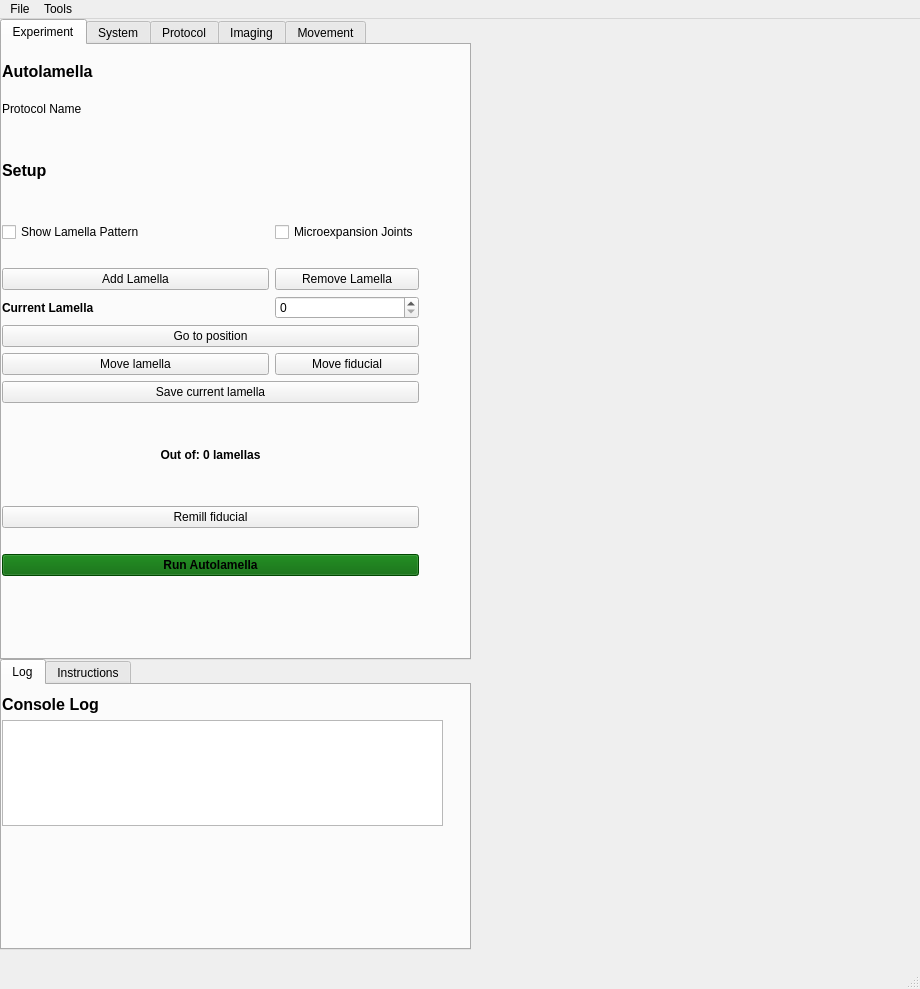
DeMarcoLab/autolamella, file autolamella/ui/UI.ui: the form before one commit.
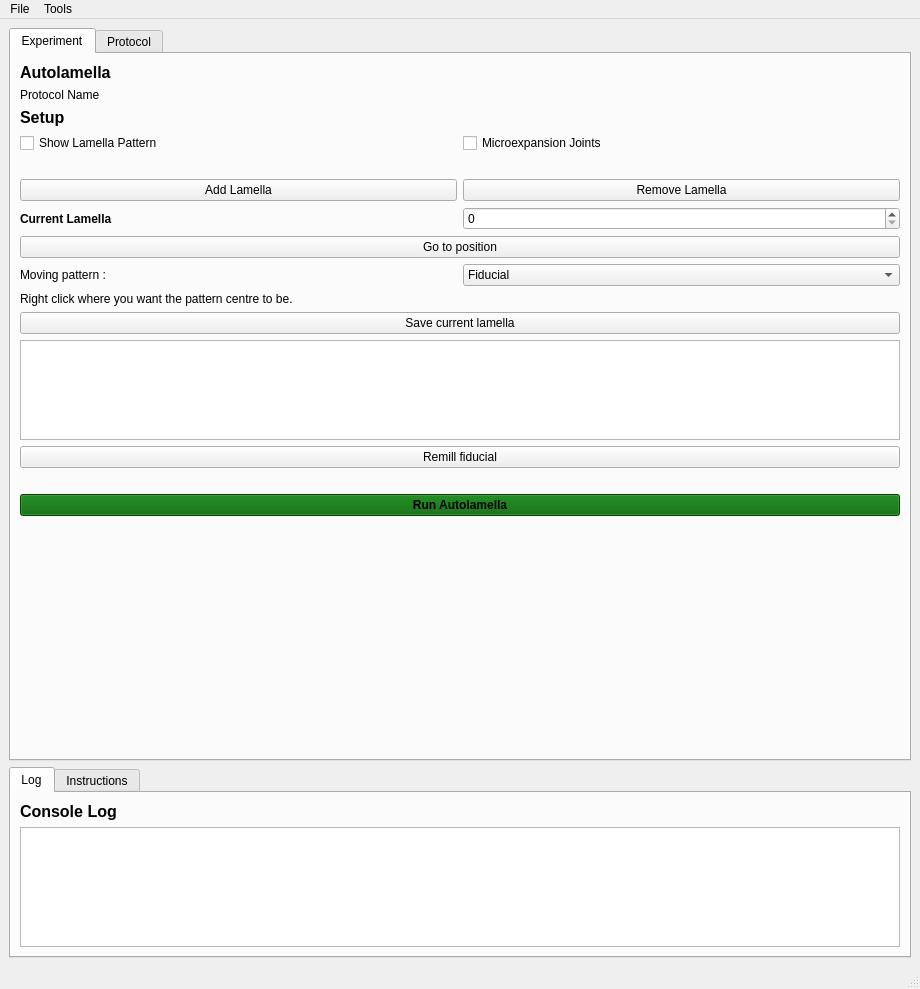
The form after the commit. The open tabs and pages were chosen to show the change.

Diff of the .ui file:
```diff
--- a/autolamella/ui/UI.ui
+++ b/autolamella/ui/UI.ui
@@ -10,6 +10,12 @@
     <height>989</height>
    </rect>
   </property>
+  <property name="baseSize">
+   <size>
+    <width>0</width>
+    <height>100</height>
+   </size>
+  </property>
   <property name="windowTitle">
    <string>MainWindow</string>
   </property>
@@ -22,16 +28,13 @@
   <property name="styleSheet">
    <string notr="true"/>
   </property>
+  <property name="documentMode">
+   <bool>false</bool>
+  </property>
   <widget class="QWidget" name="centralwidget">
+   <layout class="QFormLayout" name="formLayout_3">
+    <item row="0" column="0" colspan="2">
    <widget class="QTabWidget" name="tabWidget">
-    <property name="geometry">
-     <rect>
-      <x>0</x>
-      <y>0</y>
-      <width>471</width>
-      <height>641</height>
-     </rect>
-    </property>
     <property name="currentIndex">
      <number>1</number>
     </property>
@@ -39,67 +42,45 @@
      <attribute name="title">
       <string>Experiment</string>
      </attribute>
-     <widget class="QWidget" name="gridLayoutWidget_2">
-      <property name="geometry">
-       <rect>
-        <x>0</x>
-        <y>10</y>
-        <width>421</width>
-        <height>69</height>
-       </rect>
-      </property>
-      <layout class="QGridLayout" name="gridLayout_2">
-       <item row="1" column="0">
-        <widget class="QLabel" name="label_8">
+       <layout class="QGridLayout" name="gridLayout_3">
+        <item row="3" column="1">
+         <widget class="QCheckBox" name="microexpansionCheckBox">
+          <property name="text">
+           <string>Microexpansion Joints</string>
+          </property>
+         </widget>
+        </item>
+        <item row="9" column="0" colspan="2">
+         <widget class="QLabel" name="label_2">
          <property name="text">
-          <string>Protocol Name</string>
+           <string>Right click where you want the pattern centre to be.</string>
          </property>
         </widget>
        </item>
-       <item row="0" column="0">
-        <widget class="QLabel" name="label_11">
+        <item row="5" column="0">
+         <widget class="QPushButton" name="add_button">
+          <property name="text">
+           <string>Add Lamella</string>
+          </property>
+         </widget>
+        </item>
+        <item row="14" column="0" colspan="2">
+         <widget class="QPushButton" name="run_button">
          <property name="font">
           <font>
-           <pointsize>12</pointsize>
            <weight>75</weight>
            <bold>true</bold>
           </font>
          </property>
-         <property name="text">
-          <string>Autolamella</string>
-         </property>
-         <property name="alignment">
-          <set>Qt::AlignLeading|Qt::AlignLeft|Qt::AlignVCenter</set>
-         </property>
-        </widget>
-       </item>
-       <item row="1" column="1">
-        <widget class="QLabel" name="protocol_txt">
+          <property name="styleSheet">
+           <string notr="true">background-color: darkGreen</string>
+          </property>
          <property name="text">
-          <string/>
+           <string>Run Autolamella</string>
          </property>
         </widget>
        </item>
-      </layout>
-     </widget>
-     <widget class="QWidget" name="gridLayoutWidget">
-      <property name="geometry">
-       <rect>
-        <x>0</x>
-        <y>80</y>
-        <width>417</width>
-        <height>451</height>
-       </rect>
-      </property>
-      <layout class="QGridLayout" name="gridLayout">
-       <item row="12" column="0" colspan="2">
-        <widget class="QPushButton" name="go_to_lamella">
-         <property name="text">
-          <string>Go to position</string>
-         </property>
-        </widget>
-       </item>
-       <item row="11" column="0">
+        <item row="6" column="0">
         <widget class="QLabel" name="label_4">
          <property name="font">
           <font>
@@ -112,8 +93,21 @@
          </property>
         </widget>
        </item>
-       <item row="17" column="0">
-        <spacer name="horizontalSpacer">
+        <item row="15" column="0" colspan="2">
+         <spacer name="verticalSpacer">
+          <property name="orientation">
+           <enum>Qt::Vertical</enum>
+          </property>
+          <property name="sizeHint" stdset="0">
+           <size>
+            <width>20</width>
+            <height>40</height>
+           </size>
+          </property>
+         </spacer>
+        </item>
+        <item row="4" column="0" colspan="2">
+         <spacer name="horizontalSpacer_2">
          <property name="orientation">
           <enum>Qt::Horizontal</enum>
          </property>
@@ -125,7 +119,7 @@
          </property>
         </spacer>
        </item>
-       <item row="4" column="0">
+        <item row="3" column="0">
         <widget class="QCheckBox" name="show_lamella">
          <property name="text">
           <string>Show Lamella Pattern</string>
@@ -138,74 +132,31 @@
          </property>
         </widget>
        </item>
-       <item row="15" column="0" colspan="2">
-        <widget class="QLabel" name="lamella_count_txt">
-         <property name="font">
-          <font>
-           <weight>75</weight>
-           <bold>true</bold>
-          </font>
-         </property>
-         <property name="text">
-          <string>Out of: 0 lamellas</string>
-         </property>
-         <property name="alignment">
-          <set>Qt::AlignCenter</set>
-         </property>
-        </widget>
-       </item>
-       <item row="16" column="0" colspan="2">
+        <item row="12" column="0" colspan="2">
         <widget class="QPushButton" name="remill_fiducial">
          <property name="text">
           <string>Remill fiducial</string>
          </property>
         </widget>
        </item>
-       <item row="4" column="1">
-        <widget class="QCheckBox" name="microexpansionCheckBox">
-         <property name="text">
-          <string>Microexpansion Joints</string>
-         </property>
-        </widget>
-       </item>
-       <item row="13" column="1">
-        <widget class="QPushButton" name="move_fiducial_button">
-         <property name="text">
-          <string>Move fiducial</string>
-         </property>
-        </widget>
-       </item>
-       <item row="19" column="0" colspan="2">
-        <widget class="QPushButton" name="run_button">
+        <item row="0" column="0">
+         <widget class="QLabel" name="label_11">
          <property name="font">
           <font>
+            <pointsize>12</pointsize>
            <weight>75</weight>
            <bold>true</bold>
           </font>
          </property>
-         <property name="styleSheet">
-          <string notr="true">background-color: darkGreen</string>
-         </property>
          <property name="text">
-          <string>Run Autolamella</string>
-         </property>
-        </widget>
-       </item>
-       <item row="13" column="0">
-        <widget class="QPushButton" name="move_lamella_button">
-         <property name="text">
-          <string>Move lamella</string>
+           <string>Autolamella</string>
+          </property>
+          <property name="alignment">
+           <set>Qt::AlignLeading|Qt::AlignLeft|Qt::AlignVCenter</set>
          </property>
         </widget>
        </item>
-       <item row="14" column="0" colspan="2">
-        <widget class="QPushButton" name="save_button">
-         <property name="text">
-          <string>Save current lamella</string>
-         </property>
-        </widget>
-       </item>
-       <item row="3" column="0" colspan="2">
+        <item row="2" column="0">
         <widget class="QLabel" name="label_7">
          <property name="font">
           <font>
@@ -219,15 +170,22 @@
          </property>
         </widget>
        </item>
-       <item row="11" column="1">
+        <item row="6" column="1">
         <widget class="QSpinBox" name="lamella_index">
          <property name="minimum">
           <number>0</number>
          </property>
         </widget>
        </item>
-       <item row="5" column="0" colspan="2">
-        <spacer name="horizontalSpacer_2">
+        <item row="1" column="1">
+         <widget class="QLabel" name="protocol_txt">
+          <property name="text">
+           <string/>
+          </property>
+         </widget>
+        </item>
+        <item row="13" column="0" colspan="2">
+         <spacer name="horizontalSpacer">
          <property name="orientation">
           <enum>Qt::Horizontal</enum>
          </property>
@@ -239,14 +197,49 @@
          </property>
         </spacer>
        </item>
-       <item row="6" column="0">
-        <widget class="QPushButton" name="add_button">
+        <item row="10" column="0" colspan="2">
+         <widget class="QPushButton" name="save_button">
          <property name="text">
-          <string>Add Lamella</string>
+           <string>Save current lamella</string>
          </property>
         </widget>
        </item>
-       <item row="6" column="1">
+        <item row="8" column="1">
+         <widget class="QComboBox" name="comboBox_moving_pattern">
+          <item>
+           <property name="text">
+            <string>Fiducial</string>
+           </property>
+          </item>
+          <item>
+           <property name="text">
+            <string>Lamella</string>
+           </property>
+          </item>
+         </widget>
+        </item>
+        <item row="1" column="0">
+         <widget class="QLabel" name="label_8">
+          <property name="text">
+           <string>Protocol Name</string>
+          </property>
+         </widget>
+        </item>
+        <item row="8" column="0">
+         <widget class="QLabel" name="label">
+          <property name="text">
+           <string>Moving pattern :</string>
+          </property>
+         </widget>
+        </item>
+        <item row="7" column="0" colspan="2">
+         <widget class="QPushButton" name="go_to_lamella">
+          <property name="text">
+           <string>Go to position</string>
+          </property>
+         </widget>
+        </item>
+        <item row="5" column="1">
         <widget class="QPushButton" name="remove_button">
          <property name="styleSheet">
           <string notr="true"/>
@@ -256,54 +249,62 @@
          </property>
         </widget>
        </item>
-      </layout>
-     </widget>
-    </widget>
-    <widget class="QWidget" name="tab_4">
-     <attribute name="title">
-      <string>System</string>
-     </attribute>
-     <widget class="QWidget" name="gridLayoutWidget_5">
-      <property name="geometry">
-       <rect>
-        <x>0</x>
-        <y>10</y>
-        <width>461</width>
-        <height>471</height>
-       </rect>
-      </property>
-      <layout class="QGridLayout" name="gridLayout_system"/>
-     </widget>
+        <item row="11" column="0" colspan="2">
+         <widget class="QPlainTextEdit" name="lamella_count_txt">
+          <property name="sizePolicy">
+           <sizepolicy hsizetype="Expanding" vsizetype="MinimumExpanding">
+            <horstretch>0</horstretch>
+            <verstretch>0</verstretch>
+           </sizepolicy>
+          </property>
+          <property name="maximumSize">
+           <size>
+            <width>16777215</width>
+            <height>100</height>
+           </size>
+          </property>
+          <property name="baseSize">
+           <size>
+            <width>0</width>
+            <height>100</height>
+           </size>
+          </property>
+          <property name="font">
+           <font>
+            <weight>75</weight>
+            <bold>true</bold>
+           </font>
+          </property>
+          <property name="horizontalScrollBarPolicy">
+           <enum>Qt::ScrollBarAlwaysOff</enum>
+          </property>
+         </widget>
+        </item>
+       </layout>
     </widget>
     <widget class="QWidget" name="tab_2">
      <attribute name="title">
       <string>Protocol</string>
      </attribute>
-     <widget class="QWidget" name="formLayoutWidget">
-      <property name="geometry">
-       <rect>
-        <x>0</x>
-        <y>-10</y>
-        <width>431</width>
-        <height>621</height>
-       </rect>
-      </property>
-      <layout class="QFormLayout" name="formLayout">
+       <layout class="QFormLayout" name="formLayout_2">
        <item row="0" column="0">
-        <widget class="QLabel" name="stageRotationLabel">
+         <widget class="QLabel" name="application_file_label">
          <property name="text">
-          <string/>
+           <string>Application file</string>
          </property>
         </widget>
        </item>
-       <item row="2" column="0">
+        <item row="0" column="1">
+         <widget class="QComboBox" name="comboBoxapplication_file"/>
+        </item>
+        <item row="1" column="0">
         <widget class="QLabel" name="beamShiftAttemptsLabel">
          <property name="text">
           <string>Beam shift attempts</string>
          </property>
         </widget>
        </item>
-       <item row="2" column="1">
+        <item row="1" column="1">
         <widget class="QDoubleSpinBox" name="beamshift_attempts"/>
        </item>
        <item row="3" column="0">
@@ -316,16 +317,10 @@
        <item row="3" column="1">
         <widget class="QComboBox" name="scanDirectionComboBox"/>
        </item>
-       <item row="4" column="0" colspan="2">
-        <widget class="QLabel" name="label_5">
-         <property name="font">
-          <font>
-           <weight>75</weight>
-           <bold>true</bold>
-          </font>
-         </property>
-         <property name="text">
-          <string>Fiducial Parameters</string>
+        <item row="5" column="1">
+         <widget class="QDoubleSpinBox" name="fiducial_length">
+          <property name="maximum">
+           <double>1000.000000000000000</double>
          </property>
         </widget>
        </item>
@@ -336,13 +331,6 @@
          </property>
         </widget>
        </item>
-       <item row="5" column="1">
-        <widget class="QDoubleSpinBox" name="fiducial_length">
-         <property name="maximum">
-          <double>1000.000000000000000</double>
-         </property>
-        </widget>
-       </item>
        <item row="6" column="0">
         <widget class="QLabel" name="widthLabel">
          <property name="text">
@@ -385,17 +373,30 @@
          </property>
         </widget>
        </item>
-       <item row="9" column="0">
+        <item row="10" column="0">
         <widget class="QLabel" name="presetLabel_2">
          <property name="text">
           <string>Preset</string>
          </property>
         </widget>
        </item>
-       <item row="9" column="1">
+        <item row="10" column="1">
         <widget class="QComboBox" name="presetComboBox_fiducial"/>
        </item>
-       <item row="10" column="0" colspan="2">
+        <item row="4" column="0" colspan="2">
+         <widget class="QLabel" name="label_5">
+          <property name="font">
+           <font>
+            <weight>75</weight>
+            <bold>true</bold>
+           </font>
+          </property>
+          <property name="text">
+           <string>Fiducial Parameters</string>
+          </property>
+         </widget>
+        </item>
+        <item row="11" column="0" colspan="2">
         <widget class="QLabel" name="label_9">
          <property name="font">
           <font>
@@ -408,14 +409,14 @@
          </property>
         </widget>
        </item>
-       <item row="11" column="0">
+        <item row="13" column="0">
         <widget class="QLabel" name="stageLabel">
          <property name="text">
           <string>Stage</string>
          </property>
         </widget>
        </item>
-       <item row="11" column="1">
+        <item row="13" column="1">
         <widget class="QComboBox" name="stage_lamella">
          <item>
           <property name="text">
@@ -434,107 +435,107 @@
          </item>
         </widget>
        </item>
-       <item row="12" column="0">
+        <item row="14" column="0">
         <widget class="QLabel" name="widthLabel_2">
          <property name="text">
           <string>Lamella width (µm)</string>
          </property>
         </widget>
        </item>
-       <item row="12" column="1">
+        <item row="14" column="1">
         <widget class="QDoubleSpinBox" name="lamella_width">
          <property name="maximum">
           <double>1000.000000000000000</double>
          </property>
         </widget>
        </item>
-       <item row="13" column="0">
+        <item row="15" column="0">
         <widget class="QLabel" name="heightLabel">
          <property name="text">
           <string>Lamella height (µm)</string>
          </property>
         </widget>
        </item>
-       <item row="13" column="1">
+        <item row="15" column="1">
         <widget class="QDoubleSpinBox" name="lamella_height">
          <property name="maximum">
           <double>1000.000000000000000</double>
          </property>
         </widget>
        </item>
-       <item row="14" column="0">
+        <item row="16" column="0">
         <widget class="QLabel" name="trenchHeightLabel">
          <property name="text">
           <string>Trench height (µm)</string>
          </property>
         </widget>
        </item>
-       <item row="14" column="1">
+        <item row="16" column="1">
         <widget class="QDoubleSpinBox" name="trench_height">
          <property name="maximum">
           <double>1000.000000000000000</double>
          </property>
         </widget>
        </item>
-       <item row="15" column="0">
+        <item row="17" column="0">
         <widget class="QLabel" name="millingDepthLabel">
          <property name="text">
           <string>Milling depth (µm)</string>
          </property>
         </widget>
        </item>
-       <item row="15" column="1">
+        <item row="17" column="1">
         <widget class="QDoubleSpinBox" name="depth_trench">
          <property name="maximum">
           <double>1000.000000000000000</double>
          </property>
         </widget>
        </item>
-       <item row="16" column="0">
+        <item row="18" column="0">
         <widget class="QLabel" name="offsetLabel">
          <property name="text">
           <string>Offset (µm)</string>
          </property>
         </widget>
        </item>
-       <item row="16" column="1">
+        <item row="18" column="1">
         <widget class="QDoubleSpinBox" name="offset"/>
        </item>
-       <item row="17" column="0">
+        <item row="19" column="0">
         <widget class="QLabel" name="sizeRatioLabel">
          <property name="text">
           <string>Size ratio</string>
          </property>
         </widget>
        </item>
-       <item row="17" column="1">
+        <item row="19" column="1">
         <widget class="QDoubleSpinBox" name="size_ratio"/>
        </item>
-       <item row="18" column="0">
+        <item row="20" column="0">
         <widget class="QLabel" name="millingCurrentLabel_2">
          <property name="text">
           <string>Milling current (nA)</string>
          </property>
         </widget>
        </item>
-       <item row="18" column="1">
+        <item row="20" column="1">
         <widget class="QDoubleSpinBox" name="current_lamella">
          <property name="maximum">
           <double>1000.000000000000000</double>
          </property>
         </widget>
        </item>
-       <item row="19" column="0">
+        <item row="21" column="0">
         <widget class="QLabel" name="presetLabel">
          <property name="text">
           <string>Preset</string>
          </property>
         </widget>
        </item>
-       <item row="19" column="1">
+        <item row="21" column="1">
         <widget class="QComboBox" name="presetComboBox"/>
        </item>
-       <item row="20" column="0" colspan="2">
+        <item row="22" column="0" colspan="2">
         <widget class="QLabel" name="label_10">
          <property name="font">
           <font>
@@ -547,128 +548,80 @@
          </property>
         </widget>
        </item>
-       <item row="21" column="0">
+        <item row="23" column="0">
         <widget class="QLabel" name="widthLabel_3">
          <property name="text">
           <string>Width (µm)</string>
          </property>
         </widget>
        </item>
-       <item row="21" column="1">
+        <item row="23" column="1">
         <widget class="QDoubleSpinBox" name="micro_exp_width">
          <property name="maximum">
           <double>1000.000000000000000</double>
          </property>
         </widget>
        </item>
-       <item row="22" column="0">
+        <item row="24" column="0">
         <widget class="QLabel" name="heightLabel_2">
          <property name="text">
           <string>Height (µm)</string>
          </property>
         </widget>
        </item>
-       <item row="22" column="1">
+        <item row="24" column="1">
         <widget class="QDoubleSpinBox" name="micro_exp_height">
          <property name="maximum">
           <double>1000.000000000000000</double>
          </property>
         </widget>
        </item>
-       <item row="23" column="0">
+        <item row="25" column="0">
         <widget class="QLabel" name="distanceLabel">
          <property name="text">
           <string>Distance (µm)</string>
          </property>
         </widget>
        </item>
-       <item row="23" column="1">
+        <item row="25" column="1">
         <widget class="QDoubleSpinBox" name="micro_exp_distance">
          <property name="maximum">
           <double>10000.000000000000000</double>
          </property>
         </widget>
        </item>
-       <item row="24" column="1">
+        <item row="26" column="0" colspan="2">
         <widget class="QPushButton" name="export_protocol">
          <property name="text">
           <string>Save protocol to file</string>
          </property>
         </widget>
        </item>
-       <item row="1" column="0">
-        <widget class="QLabel" name="application_file_label">
+        <item row="2" column="0">
+         <widget class="QLabel" name="label_6">
          <property name="text">
-          <string>Application file</string>
+           <string>Align at:</string>
          </property>
         </widget>
        </item>
-       <item row="1" column="1">
-        <widget class="QComboBox" name="comboBoxapplication_file"/>
+        <item row="2" column="1">
+         <widget class="QComboBox" name="comboBox_current_alignment"/>
        </item>
       </layout>
      </widget>
     </widget>
-    <widget class="QWidget" name="tab_imaging">
-     <attribute name="title">
-      <string>Imaging</string>
-     </attribute>
-     <widget class="QWidget" name="gridLayoutWidget_3">
-      <property name="geometry">
-       <rect>
-        <x>0</x>
-        <y>0</y>
-        <width>431</width>
-        <height>611</height>
-       </rect>
-      </property>
-      <layout class="QGridLayout" name="gridlayout_imaging"/>
-     </widget>
-    </widget>
-    <widget class="QWidget" name="tab_movement">
-     <attribute name="title">
-      <string>Movement</string>
-     </attribute>
-     <widget class="QWidget" name="gridLayoutWidget_4">
-      <property name="geometry">
-       <rect>
-        <x>0</x>
-        <y>0</y>
-        <width>431</width>
-        <height>611</height>
-       </rect>
-      </property>
-      <layout class="QGridLayout" name="gridlayout_movement"/>
-     </widget>
-    </widget>
-   </widget>
+    </item>
+    <item row="1" column="0" colspan="2">
    <widget class="QTabWidget" name="tabWidget_2">
-    <property name="geometry">
-     <rect>
-      <x>0</x>
-      <y>640</y>
-      <width>471</width>
-      <height>291</height>
-     </rect>
-    </property>
     <property name="currentIndex">
-     <number>0</number>
+       <number>1</number>
     </property>
     <widget class="QWidget" name="tab_3">
      <attribute name="title">
       <string>Log</string>
      </attribute>
-     <widget class="QWidget" name="verticalLayoutWidget_2">
-      <property name="geometry">
-       <rect>
-        <x>0</x>
-        <y>10</y>
-        <width>441</width>
-        <height>131</height>
-       </rect>
-      </property>
-      <layout class="QVBoxLayout" name="verticalLayout_2">
-       <item>
+       <layout class="QFormLayout" name="formLayout">
+        <item row="0" column="0">
         <widget class="QLabel" name="label_3">
          <property name="font">
           <font>
@@ -682,7 +635,7 @@
          </property>
         </widget>
        </item>
-       <item>
+        <item row="1" column="0" colspan="2">
         <widget class="QPlainTextEdit" name="log_txt">
          <property name="verticalScrollBarPolicy">
           <enum>Qt::ScrollBarAsNeeded</enum>
@@ -694,7 +647,6 @@
        </item>
       </layout>
      </widget>
-    </widget>
     <widget class="QWidget" name="tab_5">
      <attribute name="title">
       <string>Instructions</string>
@@ -710,10 +662,10 @@
       </property>
       <layout class="QVBoxLayout" name="verticalLayout">
        <item>
-        <widget class="QPlainTextEdit" name="plainTextEdit">
+          <widget class="QPlainTextEdit" name="instructions_textEdit">
          <property name="font">
           <font>
-           <pointsize>12</pointsize>
+             <pointsize>10</pointsize>
           </font>
          </property>
          <property name="lineWidth">
@@ -741,6 +693,8 @@
      </widget>
     </widget>
    </widget>
+    </item>
+   </layout>
   </widget>
   <widget class="QMenuBar" name="menubar">
    <property name="geometry">
```
Lines whose indentation alone changed are shown as unchanged.
